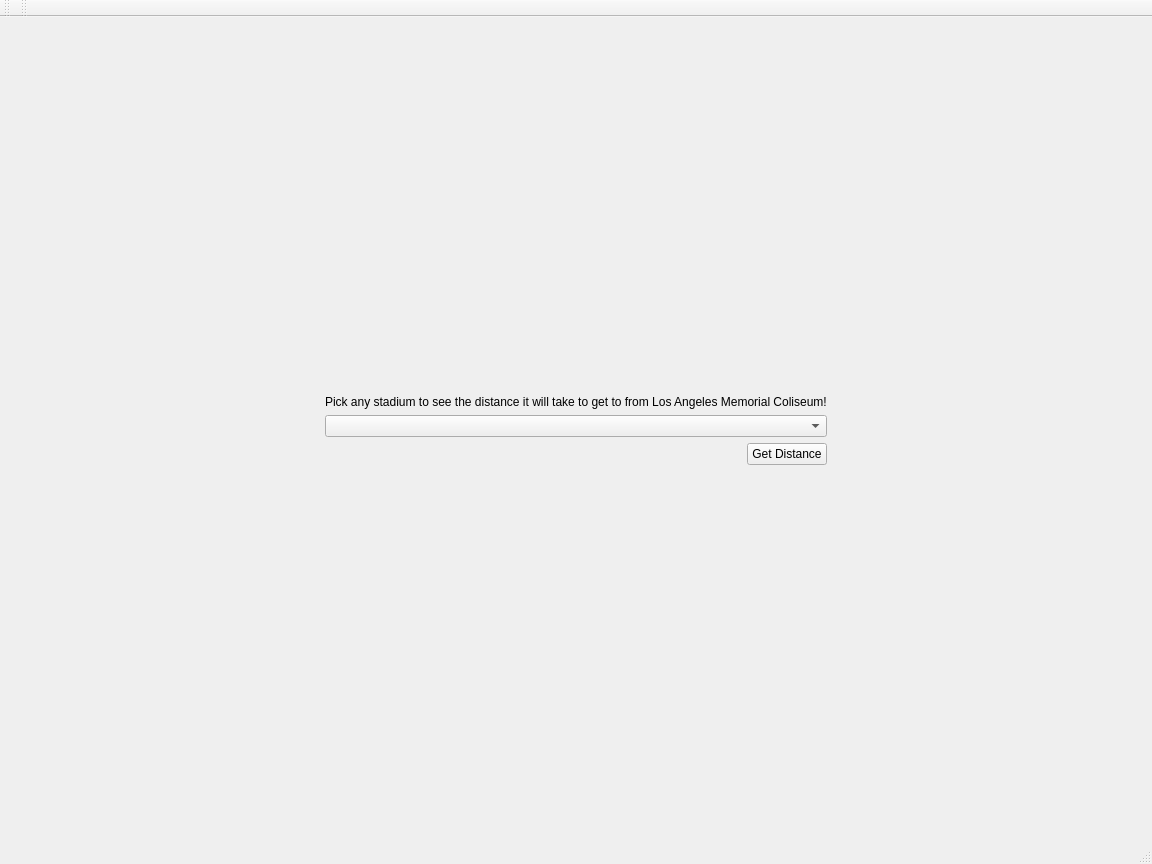
This is src/mainwindow.ui in brianclinkenbeard/football as Qt 5 draws it before an edit. The edited form follows.
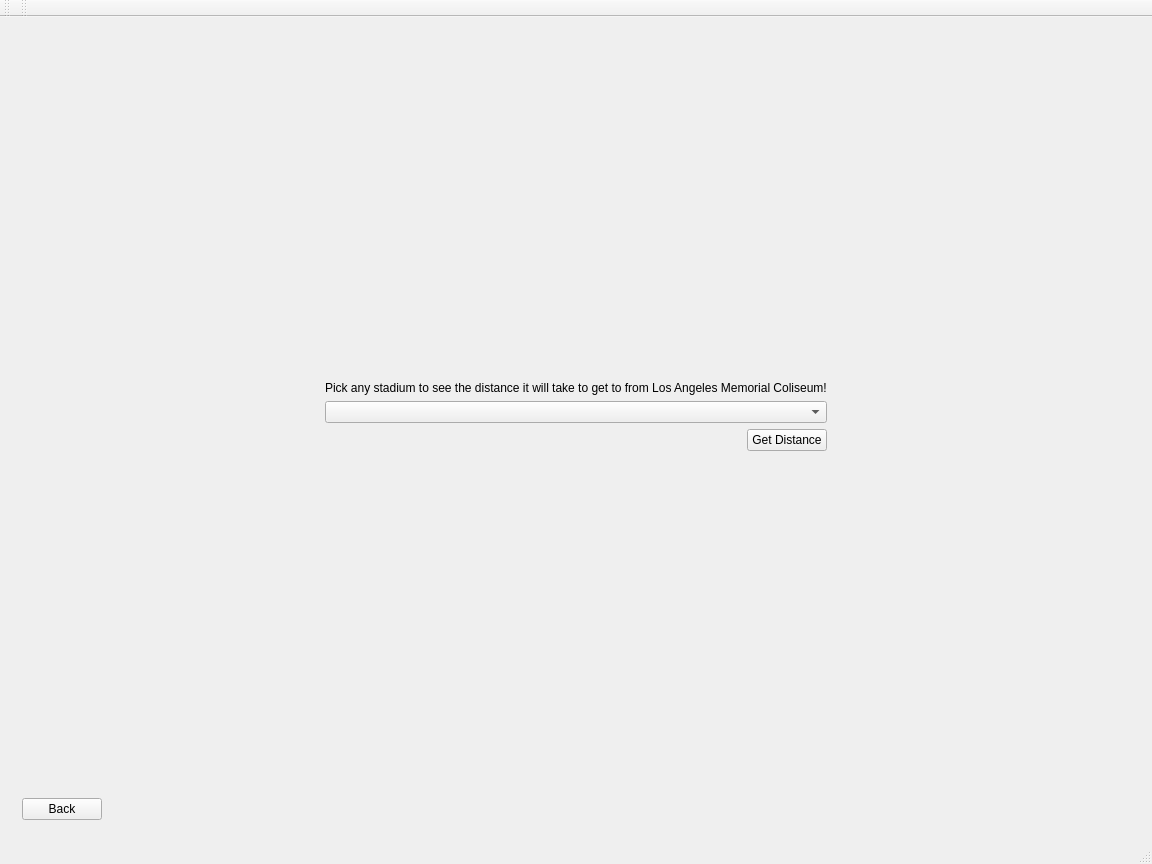
This is the edited form. The open tabs and pages were chosen to show the change.

Commit message: finished mst and polished distance checker

What changed in the file:
```diff
--- a/src/mainwindow.ui
+++ b/src/mainwindow.ui
@@ -623,7 +623,7 @@
        </layout>
       </widget>
       <widget class="QWidget" name="page_distance_checker">
-       <layout class="QGridLayout" name="gridLayout_6">
+       <layout class="QGridLayout" name="gridLayout_27">
         <item row="0" column="0">
          <layout class="QGridLayout" name="gridLayout_18">
           <item row="1" column="1">
@@ -722,6 +722,30 @@
           </item>
          </layout>
         </item>
+        <item row="1" column="0">
+         <layout class="QGridLayout" name="gridLayout_6">
+          <item row="0" column="1">
+           <spacer name="horizontalSpacer_3">
+            <property name="orientation">
+             <enum>Qt::Horizontal</enum>
+            </property>
+            <property name="sizeHint" stdset="0">
+             <size>
+              <width>40</width>
+              <height>20</height>
+             </size>
+            </property>
+           </spacer>
+          </item>
+          <item row="0" column="0">
+           <widget class="QPushButton" name="pushButton_Distance_Checker_Back">
+            <property name="text">
+             <string>Back</string>
+            </property>
+           </widget>
+          </item>
+         </layout>
+        </item>
        </layout>
       </widget>
       <widget class="QWidget" name="page_select_stadium">
```
Left out of the diff: 17 changed lines with no effect on the pictures. The commit also changes 5 other files.
